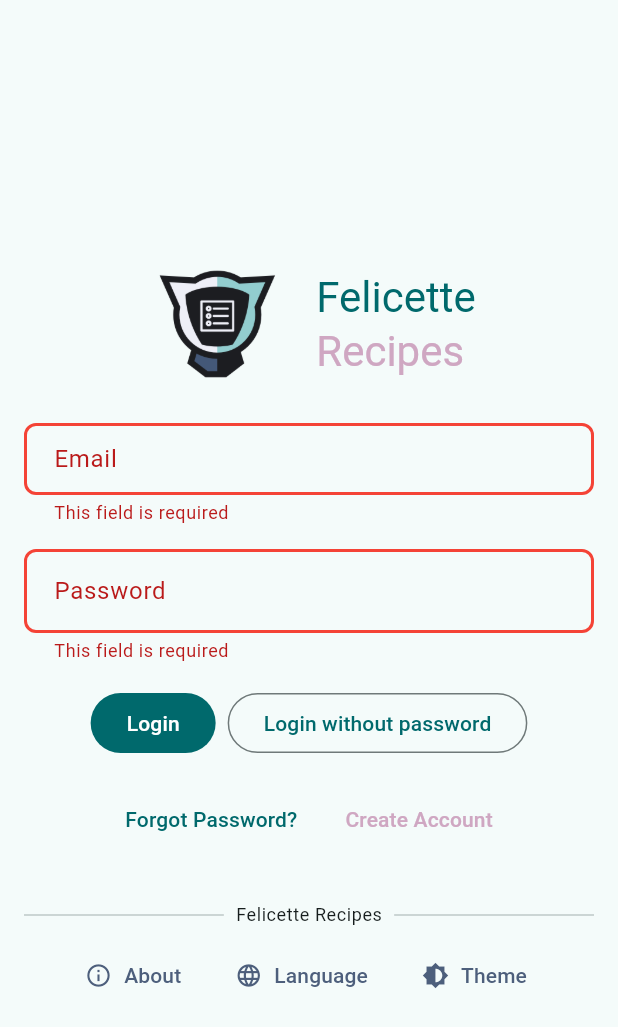
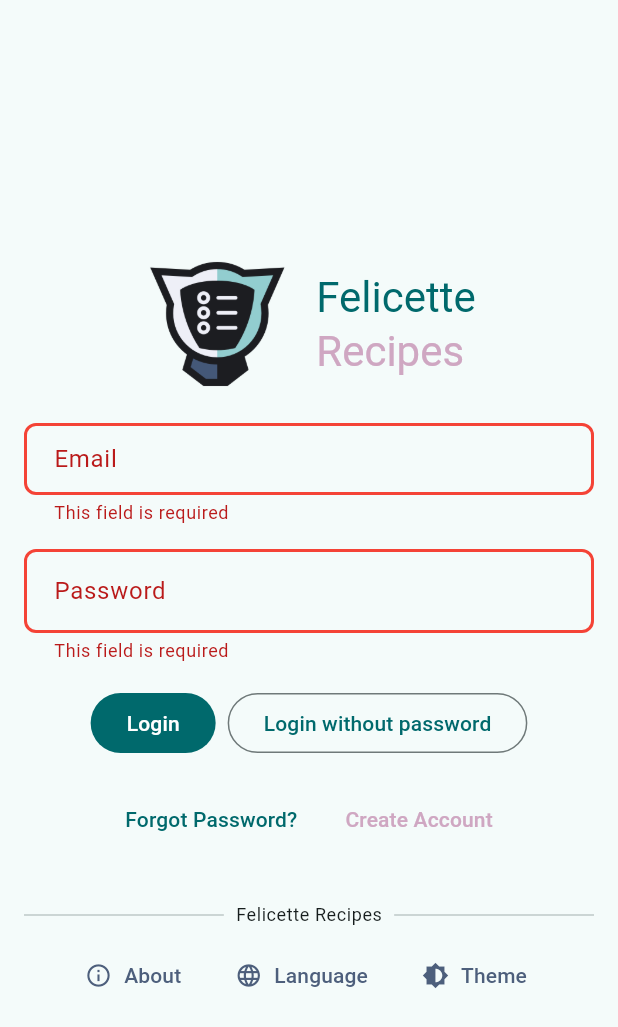
Before and after one commit to felicetteapp/recipes-flutter, a Flutter app: the screen it shows after launch, after a tap on "Login", on a phone screen of 412 x 824 dp. Shown: the top 1027 px of the screen. Run offline on Flutter 3.47's test engine with Material 3 defaults, Android fonts, the light colour scheme and no system bars; our stand-ins replace app_links, cloud_firestore, firebase_auth, firebase_core, flutter_secure_storage, get and 1 more; missing offline and left inert: firebase_app_check; accounts and stored records are empty; Roboto replaces fonts that are missing (NunitoSans).

Commit message:
feat: update logo image, add success message for login without password, and enhance translations

```diff
--- a/lib/app/common/translation_keys.dart
+++ b/lib/app/common/translation_keys.dart
@@ -54,6 +54,8 @@ class TranslationKeys {
   static const String createAccountErrorTitle = 'create_account_error';
   static const String createAccountSuccess = 'create_account_success';
   static const String loginWithoutPassword = 'login_without_password';
+  static const String loginWithoutPasswordSuccessMessage =
+      'login_without_password_success_message';
 
   // home view
   static const String unknownView = 'unknown_view';
--- a/lib/app/common/translations/en_translations.dart
+++ b/lib/app/common/translations/en_translations.dart
@@ -46,6 +46,7 @@ class EnTranslations extends Translations {
       // validation
       TranslationKeys.inputRequiredError: 'This field is required',
       TranslationKeys.invalidEmailError: 'Please enter a valid email address',
+      TranslationKeys.emailIsRequiredError: 'Email is required',
 
       // home view
       TranslationKeys.unknownView: 'Unknown View',
@@ -69,6 +70,8 @@ class EnTranslations extends Translations {
       TranslationKeys.createAccountErrorTitle: 'Failed to create account',
       TranslationKeys.createAccountSuccess: 'Account created successfully!',
       TranslationKeys.loginWithoutPassword: 'Login without password',
+      TranslationKeys.loginWithoutPasswordSuccessMessage:
+          'Login link sent! Please check your email.',
 
       // drawer
       TranslationKeys.yourGroups: 'Your Groups',
--- a/lib/app/common/translations/es_translations.dart
+++ b/lib/app/common/translations/es_translations.dart
@@ -49,6 +49,7 @@ class EsTranslations extends Translations {
       TranslationKeys.inputRequiredError: 'Este campo es obligatorio',
       TranslationKeys.invalidEmailError:
           'Por favor ingrese una dirección de correo válida',
+      TranslationKeys.emailIsRequiredError: 'El correo es obligatorio',
 
       // home view
       TranslationKeys.unknownView: 'Vista desconocida',
@@ -73,6 +74,8 @@ class EsTranslations extends Translations {
       TranslationKeys.createAccountErrorTitle: 'Error al crear cuenta',
       TranslationKeys.createAccountSuccess: '¡Cuenta creada exitosamente!',
       TranslationKeys.loginWithoutPassword: 'Iniciar sesión sin contraseña',
+      TranslationKeys.loginWithoutPasswordSuccessMessage:
+          '¡Enlace de inicio de sesión enviado! Por favor revisa tu correo.',
 
       // drawer
       TranslationKeys.yourGroups: 'Tus Grupos',
--- a/lib/app/common/translations/pt_translations.dart
+++ b/lib/app/common/translations/pt_translations.dart
@@ -48,6 +48,7 @@ class PtTranslations extends Translations {
       TranslationKeys.inputRequiredError: 'Este campo é obrigatório',
       TranslationKeys.invalidEmailError:
           'Por favor, insira um endereço de email válido',
+      TranslationKeys.emailIsRequiredError: 'Email é obrigatório',
 
       // home view
       TranslationKeys.unknownView: 'Vista desconhecida',
@@ -72,6 +73,8 @@ class PtTranslations extends Translations {
       TranslationKeys.createAccountErrorTitle: 'Falha ao criar conta',
       TranslationKeys.createAccountSuccess: 'Conta criada com sucesso!',
       TranslationKeys.loginWithoutPassword: 'Login sem senha',
+      TranslationKeys.loginWithoutPasswordSuccessMessage:
+          'Link de login enviado! Por favor, verifique seu email.',
 
       // drawer
       TranslationKeys.yourGroups: 'Seus Grupos',
--- a/lib/app/common/widgets/drawer/drawer.dart
+++ b/lib/app/common/widgets/drawer/drawer.dart
@@ -189,7 +189,7 @@ class FRDrawer extends StatelessWidget {
                 spacing: 8,
                 children: [
                   Image.asset(
-                    'assets/images/felicette_recipes_logo.png',
+                    'assets/images/logo.png',
                     width: 100,
                     height: 100,
                   ),
@@ -243,7 +243,7 @@ class FRDrawer extends StatelessWidget {
                 applicationVersion:
                     '${controller.packageInfo.value?.version ?? ''} (${controller.packageInfo.value?.buildNumber ?? ''})',
                 applicationIcon: Image.asset(
-                  'assets/images/felicette_recipes_logo.png',
+                  'assets/images/logo.png',
                   width: 50,
                   height: 50,
                 ),
--- a/lib/app/modules/create_account/create_account_view.dart
+++ b/lib/app/modules/create_account/create_account_view.dart
@@ -44,7 +44,7 @@ class CreateAccountView extends GetView<CreateAccountController> {
                           spacing: 16,
                           children: [
                             Image.asset(
-                              'assets/images/felicette_recipes_logo.png',
+                              'assets/images/logo.png',
                               width: 100,
                               height: 100,
                             ),
--- a/lib/app/modules/login/login_controller.dart
+++ b/lib/app/modules/login/login_controller.dart
@@ -2,7 +2,6 @@ import 'dart:developer';
 
 import 'package:felicette_recipes/app/modules/password_recovery/password_recovery_arguments.dart';
 import 'package:felicette_recipes/app/routes/app_routes.dart';
-import 'package:felicette_recipes/app/utils/validations.dart';
 import 'package:flutter/material.dart';
 import 'package:get/get.dart';
 import 'package:felicette_recipes/app/common/translation_keys.dart';
@@ -15,6 +14,8 @@ class LoginController extends GetxController {
   final TextEditingController emailController = TextEditingController();
   final TextEditingController passwordController = TextEditingController();
   final Rxn<GlobalKey<FormState>> formKey = Rxn<GlobalKey<FormState>>();
+  final Rxn<GlobalKey<FormFieldState<String>>> emailFieldKey =
+      Rxn<GlobalKey<FormFieldState<String>>>();
 
   @override
   void onClose() {
@@ -46,6 +47,8 @@ class LoginController extends GetxController {
     isPasswordHidden.value = true;
     emailController.clear();
     passwordController.clear();
+    formKey.value?.currentState?.reset();
+    emailFieldKey.value?.currentState?.reset();
   }
 
   handleForgotPassword() {
@@ -59,19 +62,19 @@ class LoginController extends GetxController {
     final AuthService authService = Get.find<AuthService>();
     isLoading.value = true;
 
-    final isEmailInValid = FRValidations.validateEmail(
-      emailController.text,
-      isRequired: true,
-      isRequiredErrorMessage: TranslationKeys.emailIsRequiredError.tr,
-    );
-    if (isEmailInValid != null) {
-      FRSnackbar.error(TranslationKeys.loginErrorTitle.tr, isEmailInValid);
+    final isEmailInValid =
+        emailFieldKey.value?.currentState?.validate() != true;
+    if (isEmailInValid) {
       isLoading.value = false;
       return;
     }
 
     try {
       await authService.loginWithoutPassword(emailController.text);
+      FRSnackbar.success(
+        TranslationKeys.success.tr,
+        TranslationKeys.loginWithoutPassword.tr,
+      );
     } catch (e) {
       log(
         e.toString(),
--- a/lib/app/modules/login/login_view.dart
+++ b/lib/app/modules/login/login_view.dart
@@ -1,3 +1,5 @@
+import 'dart:developer';
+
 import 'package:felicette_recipes/app/common/widgets/footer/footer.dart';
 import 'package:felicette_recipes/app/utils/validations.dart';
 import 'package:flutter/material.dart';
@@ -9,17 +11,24 @@ import 'login_controller.dart';
 class LoginView extends GetView<LoginController> {
   const LoginView({super.key});
 
-  afterRender(GlobalKey<FormState> formKey) {
+  afterRender({
+    required GlobalKey<FormState> formKey,
+    required GlobalKey<FormFieldState<String>> emailFieldKey,
+  }) {
     WidgetsBinding.instance.addPostFrameCallback((_) {
+      log('aqui?');
       controller.resetState();
       controller.formKey.value = formKey;
+      controller.emailFieldKey.value = emailFieldKey;
     });
   }
 
   @override
   Widget build(BuildContext context) {
     final GlobalKey<FormState> formKey = GlobalKey<FormState>();
-    afterRender(formKey);
+    final GlobalKey<FormFieldState<String>> emailFieldKey =
+        GlobalKey<FormFieldState<String>>();
+    afterRender(formKey: formKey, emailFieldKey: emailFieldKey);
     return Scaffold(
       body: SafeArea(
         child: LayoutBuilder(
@@ -44,7 +53,7 @@ class LoginView extends GetView<LoginController> {
                           spacing: 16,
                           children: [
                             Image.asset(
-                              'assets/images/felicette_recipes_logo.png',
+                              'assets/images/logo.png',
                               width: 100,
                               height: 100,
                             ),
@@ -73,6 +82,7 @@ class LoginView extends GetView<LoginController> {
                           ],
                         ),
                         TextFormField(
+                          key: emailFieldKey,
                           autocorrect: false,
                           controller: controller.emailController,
                           decoration: InputDecoration(
@@ -128,49 +138,36 @@ class LoginView extends GetView<LoginController> {
                             },
                           ),
                         ),
-                        Wrap(
+                        Obx(() {
+                          return Wrap(
                             spacing: 8,
                             runAlignment: WrapAlignment.center,
                             crossAxisAlignment: WrapCrossAlignment.center,
                             alignment: WrapAlignment.center,
                             children: [
-                            Obx(
-                              () =>
-                                  controller.isLoading.value
-                                      ? SizedBox(
-                                        width: 16,
-                                        height: 16,
-                                        child:
-                                            const CircularProgressIndicator(),
-                                      )
-                                      : FilledButton(
+                              if (controller.isLoading.value) ...[
+                                SizedBox(
+                                  width: 48,
+                                  height: 48,
+                                  child: const CircularProgressIndicator(),
+                                ),
+                              ] else ...[
+                                FilledButton(
                                   onPressed: controller.login,
                                   child: Text(TranslationKeys.login.tr),
                                 ),
-                            ),
-                            Obx(
-                              () =>
-                                  controller.isLoading.value
-                                      ? SizedBox(
-                                        width: 16,
-                                        height: 16,
-                                        child:
-                                            const CircularProgressIndicator(),
-                                      )
-                                      : OutlinedButton(
+                                OutlinedButton(
                                   onPressed: () {
-                                          controller
-                                              .handleLoginWithoutPassword();
+                                    controller.handleLoginWithoutPassword();
                                   },
                                   child: Text(
-                                          TranslationKeys
-                                              .loginWithoutPassword
-                                              .tr,
-                                        ),
+                                    TranslationKeys.loginWithoutPassword.tr,
                                   ),
                                 ),
                               ],
-                        ),
+                            ],
+                          );
+                        }),
                         Wrap(
                           alignment: WrapAlignment.center,
                           spacing: 8,
--- a/lib/app/modules/password_recovery/password_recovery_view.dart
+++ b/lib/app/modules/password_recovery/password_recovery_view.dart
@@ -44,7 +44,7 @@ class PasswordRecoveryView extends GetView<PasswordRecoveryController> {
                           spacing: 16,
                           children: [
                             Image.asset(
-                              'assets/images/felicette_recipes_logo.png',
+                              'assets/images/logo.png',
                               width: 100,
                               height: 100,
                             ),
--- a/lib/app/modules/splash/splash_view.dart
+++ b/lib/app/modules/splash/splash_view.dart
@@ -13,11 +13,7 @@ class SplashView extends GetView<SplashController> {
         child: Column(
           mainAxisAlignment: MainAxisAlignment.center,
           children: [
-            Image.asset(
-              'assets/images/felicette_recipes_logo.png',
-              width: 100,
-              height: 100,
-            ),
+            Image.asset('assets/images/logo.png', width: 100, height: 100),
           ],
         ),
       ),
--- a/lib/app/utils/utils.dart
+++ b/lib/app/utils/utils.dart
@@ -13,7 +13,7 @@ class FRUtils {
         applicationVersion:
             '${packageInfo.version} (${packageInfo.buildNumber})',
         applicationIcon: Image.asset(
-          'assets/images/felicette_recipes_logo.png',
+          'assets/images/logo.png',
           width: 50,
           height: 50,
         ),
--- a/pubspec.yaml
+++ b/pubspec.yaml
@@ -16,7 +16,7 @@ publish_to: "none" # Remove this line if you wish to publish to pub.dev
 # https://developer.apple.com/library/archive/documentation/General/Reference/InfoPlistKeyReference/Articles/CoreFoundationKeys.html
 # In Windows, build-name is used as the major, minor, and patch parts
 # of the product and file versions while build-number is used as the build suffix.
-version: 0.0.7+7
+version: 0.0.8+8
 
 environment:
   sdk: ^3.7.2
```
Also changed, not shown: assets/images/felicette_recipes_logo.png (deleted), assets/images/logo.png (added). Lines whose indentation alone changed are shown as unchanged.
